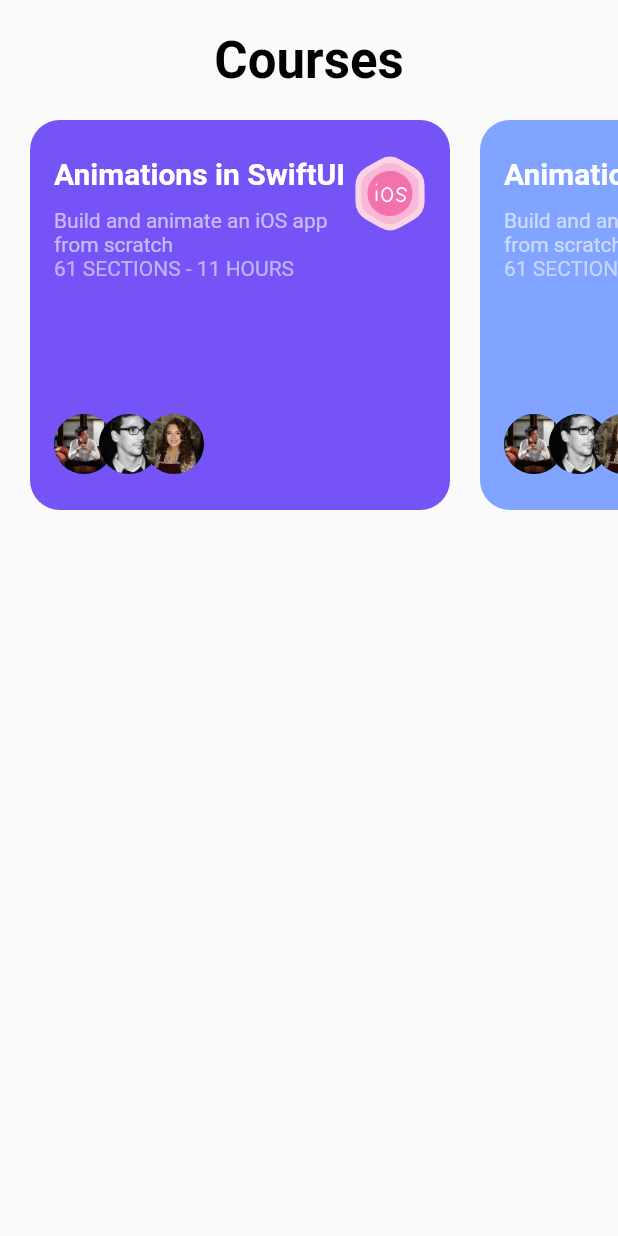
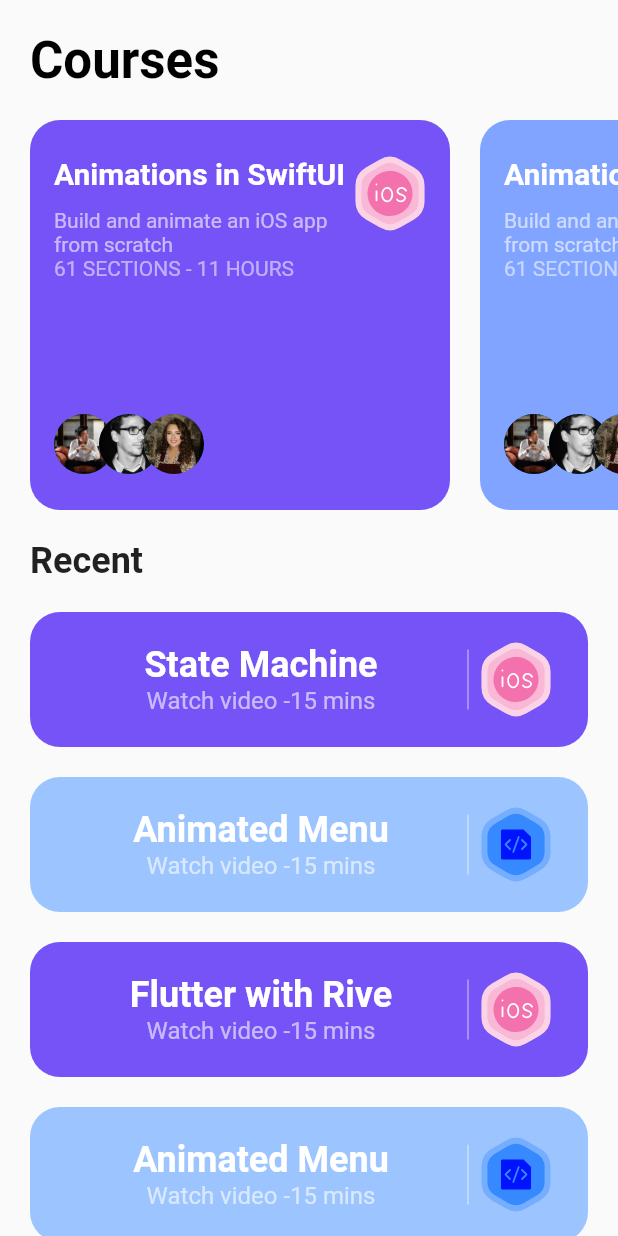
Before and after one commit to seong9566/animation_v1, a Flutter app: the HomeScreen screen opened directly, on a phone screen of 412 x 824 dp. Run offline on Flutter 3.47's test engine with Material 2 defaults, Android fonts, the phone set to English and light mode, and no system bars; our stand-ins replace flutter_svg, rive.

Commit message:
Home Screen 완료

```diff
--- a/lib/entry_point.dart
+++ b/lib/entry_point.dart
@@ -18,6 +18,10 @@
   @override
   Widget build(BuildContext context) {
     return Scaffold(
+      // 키보드가 화면을 겹치게 함
+      resizeToAvoidBottomInset: false,
+      //body영역을 바닥까지 보이게 해줌.
+      extendBody: true,
       body: const HomeScreen(),
       bottomNavigationBar: SafeArea(
         child: Container(
--- a/lib/screens/home/home_screen.dart
+++ b/lib/screens/home/home_screen.dart
@@ -1,4 +1,5 @@
 import 'package:flutter/material.dart';
+import 'package:flutter_svg/svg.dart';
 
 import '../../model/course.dart';
 import 'components/course_card.dart';
@@ -10,7 +11,13 @@
   Widget build(BuildContext context) {
     return Scaffold(
       body: SafeArea(
+        //bottom은 bottomNav를 사용중이기 때문에 false로 해줌.
+        bottom: false,
+        child: SingleChildScrollView(
+          // 화면 영역을 벗어나지 않더라도 스크롤이 가능하도록.
+          physics: const AlwaysScrollableScrollPhysics(),
           child: Column(
+            crossAxisAlignment: CrossAxisAlignment.start,
             children: [
               Padding(
                 padding: const EdgeInsets.all(20),
@@ -30,9 +37,78 @@
                   ],
                 ),
               ),
+              Padding(
+                padding: const EdgeInsets.all(20),
+                child: Text(
+                  "Recent",
+                  style: Theme.of(context).textTheme.headlineSmall!.copyWith(fontWeight: FontWeight.w600),
+                ),
+              ),
+              ...recentCourses.map(
+                (e) => Padding(
+                  padding: const EdgeInsets.only(left: 20, right: 20, bottom: 20),
+                  child: SecondaryCourseCard(
+                    course: e,
+                  ),
+                ),
+              ),
             ],
+          ),
         ),
       ),
     );
   }
 }
+
+class SecondaryCourseCard extends StatelessWidget {
+  const SecondaryCourseCard({
+    super.key,
+    required this.course,
+  });
+
+  final Course course;
+
+  @override
+  Widget build(BuildContext context) {
+    return Container(
+      padding: const EdgeInsets.symmetric(horizontal: 24, vertical: 20),
+      decoration: BoxDecoration(
+        color: course.bgColor,
+        borderRadius: const BorderRadius.all(
+          Radius.circular(20),
+        ),
+      ),
+      child: Row(
+        children: [
+          Expanded(
+            child: Column(
+              children: [
+                Text(
+                  course.title,
+                  style: Theme.of(context).textTheme.headlineSmall!.copyWith(
+                        color: Colors.white,
+                        fontWeight: FontWeight.w600,
+                      ),
+                ),
+                const Text(
+                  "Watch video -15 mins",
+                  style: TextStyle(
+                    color: Colors.white60,
+                    fontSize: 16,
+                  ),
+                ),
+              ],
+            ),
+          ),
+          const SizedBox(
+            height: 40,
+            child: VerticalDivider(
+              color: Colors.white70,
+            ),
+          ),
+          SvgPicture.asset(course.iconSrc)
+        ],
+      ),
+    );
+  }
+}
```
Lines whose indentation alone changed are shown as unchanged.
